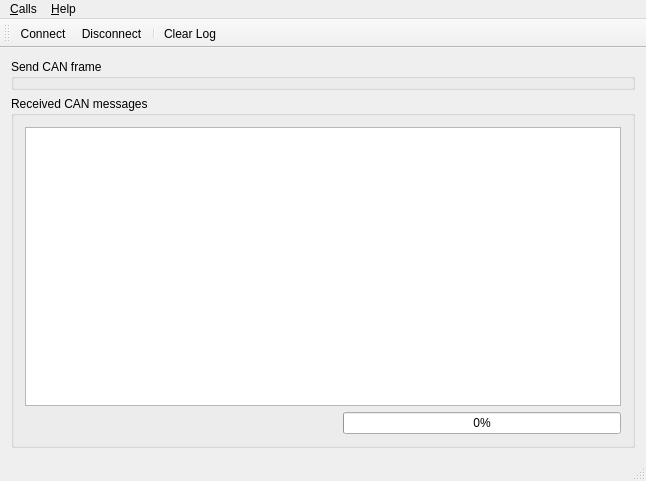
Qt form examples/serialbus/can/mainwindow.ui (eugesh/qtserialbus-fork) before a commit.
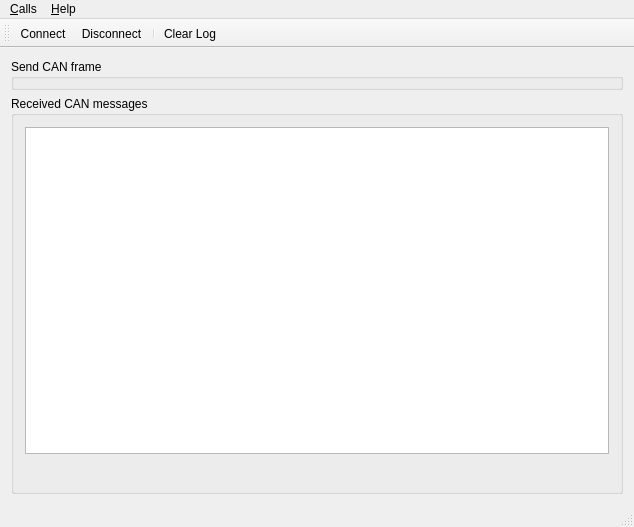
The same form after that commit. Icons and pictures are not drawn. Custom widgets are drawn as their Qt base class.

Diff of the .ui file:
```diff
--- a/examples/serialbus/can/mainwindow.ui
+++ b/examples/serialbus/can/mainwindow.ui
@@ -6,8 +6,8 @@
    <rect>
     <x>0</x>
     <y>0</y>
-    <width>646</width>
-    <height>481</height>
+    <width>634</width>
+    <height>527</height>
    </rect>
   </property>
   <property name="windowTitle">
@@ -68,36 +68,6 @@
              </property>
             </spacer>
            </item>
-           <item>
-            <widget class="QLabel" name="activeSessionLabel">
-             <property name="text">
-              <string/>
-             </property>
-            </widget>
-           </item>
-           <item>
-            <widget class="QLabel" name="activeSessionTime">
-             <property name="toolTip">
-              <string>&lt;html&gt;&lt;head/&gt;&lt;body&gt;&lt;p&gt;Receive activity duration, sec&lt;/p&gt;&lt;/body&gt;&lt;/html&gt;</string>
-             </property>
-             <property name="text">
-              <string/>
-             </property>
-            </widget>
-           </item>
-           <item>
-            <widget class="QProgressBar" name="bitrateIndicatorBar">
-             <property name="toolTip">
-              <string>&lt;html&gt;&lt;head/&gt;&lt;body&gt;&lt;p&gt;CAN bus load&lt;/p&gt;&lt;/body&gt;&lt;/html&gt;</string>
-             </property>
-             <property name="maximum">
-              <number>100</number>
-             </property>
-             <property name="value">
-              <number>0</number>
-             </property>
-            </widget>
-           </item>
           </layout>
          </item>
         </layout>
@@ -112,7 +82,7 @@
     <rect>
      <x>0</x>
      <y>0</y>
-     <width>646</width>
+     <width>634</width>
      <height>22</height>
     </rect>
    </property>
```
